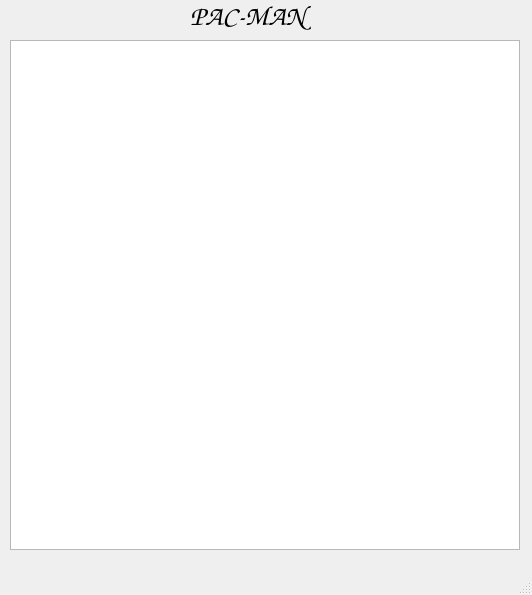
MateoHoyos/Lab5, file Lab05/mainwindow.ui: the form before one commit.
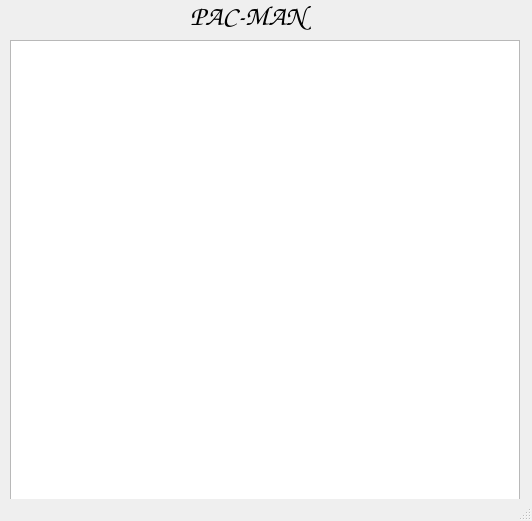
The form after the commit.

```diff
--- a/Lab05/mainwindow.ui
+++ b/Lab05/mainwindow.ui
@@ -7,7 +7,7 @@
     <x>0</x>
     <y>0</y>
     <width>532</width>
-    <height>595</height>
+    <height>521</height>
    </rect>
   </property>
   <property name="font">
```
